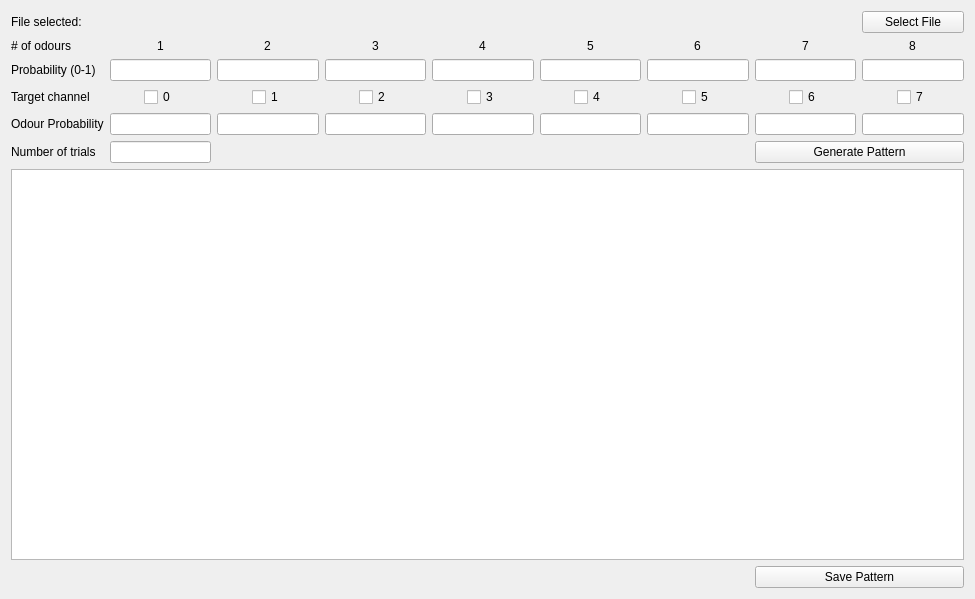
Above: Python/gui/odourwin.ui from yagarwal123/autonomouse before the change. Below: the same form after it.
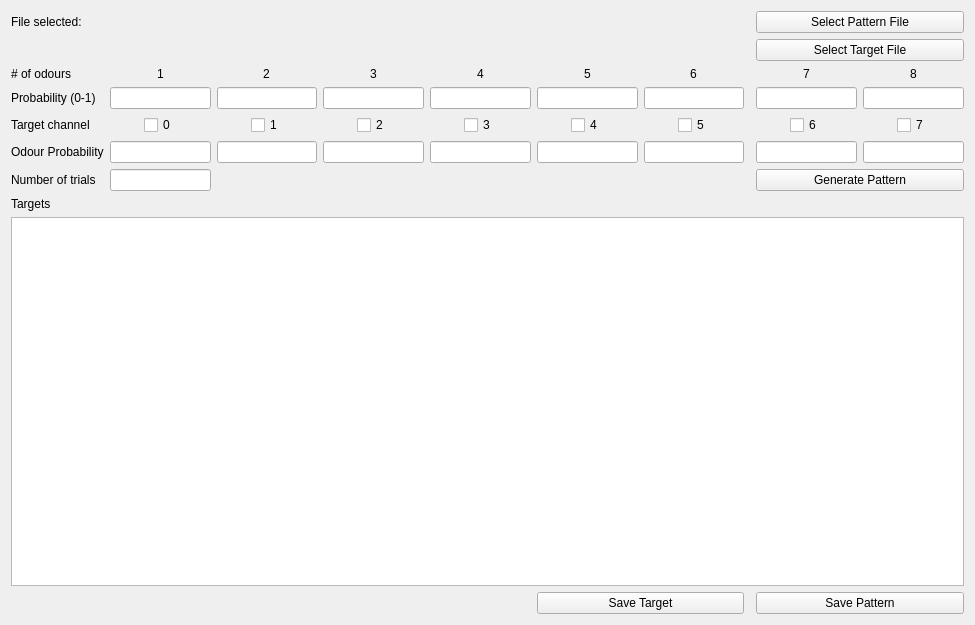
That is the form after the change.

Commit message: debug odour delivery, new unclear bugs to test

```diff
--- a/Python/gui/odourwin.ui
+++ b/Python/gui/odourwin.ui
@@ -7,250 +7,285 @@
     <x>0</x>
     <y>0</y>
     <width>975</width>
-    <height>599</height>
+    <height>625</height>
    </rect>
   </property>
   <property name="windowTitle">
    <string>Form</string>
   </property>
   <layout class="QGridLayout" name="gridLayout_3">
-   <item row="3" column="0">
-    <widget class="QLabel" name="label_27">
+   <item row="7" column="0">
+    <widget class="QLabel" name="label_2">
      <property name="text">
-      <string>Target channel</string>
+      <string>Number of trials</string>
      </property>
     </widget>
    </item>
-   <item row="2" column="8">
-    <widget class="QLineEdit" name="p8"/>
-   </item>
-   <item row="1" column="1" alignment="Qt::AlignHCenter">
-    <widget class="QLabel" name="label_14">
+   <item row="3" column="6" alignment="Qt::AlignHCenter">
+    <widget class="QLabel" name="label_13">
      <property name="text">
-      <string>1</string>
+      <string>6</string>
      </property>
     </widget>
    </item>
-   <item row="2" column="6">
-    <widget class="QLineEdit" name="p6"/>
+   <item row="4" column="3">
+    <widget class="QLineEdit" name="p3"/>
    </item>
-   <item row="1" column="4" alignment="Qt::AlignHCenter">
-    <widget class="QLabel" name="label_11">
+   <item row="0" column="0">
+    <widget class="QLabel" name="label">
      <property name="text">
-      <string>4</string>
+      <string>File selected:</string>
      </property>
     </widget>
    </item>
-   <item row="5" column="7" colspan="2">
-    <widget class="QPushButton" name="generateButton">
+   <item row="10" column="8" colspan="2">
+    <widget class="QPushButton" name="saveButton">
      <property name="text">
-      <string>Generate Pattern</string>
+      <string>Save Pattern</string>
      </property>
     </widget>
    </item>
-   <item row="2" column="0">
-    <widget class="QLabel" name="label_17">
-     <property name="text">
-      <string>Probability (0-1)</string>
-     </property>
-    </widget>
+   <item row="7" column="1">
+    <widget class="QLineEdit" name="trialEdit"/>
    </item>
-   <item row="1" column="0">
-    <widget class="QLabel" name="label_5">
-     <property name="text">
-      <string># of odours</string>
-     </property>
-    </widget>
-   </item>
-   <item row="1" column="5" alignment="Qt::AlignHCenter">
-    <widget class="QLabel" name="label_12">
-     <property name="text">
-      <string>5</string>
-     </property>
-    </widget>
-   </item>
-   <item row="4" column="1">
+   <item row="6" column="1">
     <widget class="QLineEdit" name="TP1"/>
    </item>
-   <item row="3" column="7" alignment="Qt::AlignHCenter">
+   <item row="5" column="8" alignment="Qt::AlignHCenter">
     <widget class="QCheckBox" name="checkBox_7">
      <property name="text">
       <string>6</string>
      </property>
     </widget>
    </item>
-   <item row="6" column="0" colspan="9">
-    <layout class="QGridLayout" name="gridLayout_2">
-     <item row="0" column="0">
-      <widget class="QTableView" name="patternEdit"/>
-     </item>
-    </layout>
-   </item>
-   <item row="4" column="2">
+   <item row="6" column="2">
     <widget class="QLineEdit" name="TP2"/>
    </item>
-   <item row="4" column="5">
-    <widget class="QLineEdit" name="TP5"/>
-   </item>
-   <item row="4" column="7">
-    <widget class="QLineEdit" name="TP7"/>
-   </item>
-   <item row="4" column="8">
-    <widget class="QLineEdit" name="TP8"/>
-   </item>
-   <item row="4" column="6">
-    <widget class="QLineEdit" name="TP6"/>
-   </item>
    <item row="3" column="4" alignment="Qt::AlignHCenter">
-    <widget class="QCheckBox" name="checkBox_4">
+    <widget class="QLabel" name="label_11">
      <property name="text">
-      <string>3</string>
+      <string>4</string>
      </property>
     </widget>
    </item>
-   <item row="1" column="2" alignment="Qt::AlignHCenter">
-    <widget class="QLabel" name="label_15">
+   <item row="7" column="8" colspan="2">
+    <widget class="QPushButton" name="generateButton">
      <property name="text">
-      <string>2</string>
+      <string>Generate Pattern</string>
      </property>
     </widget>
    </item>
-   <item row="1" column="7" alignment="Qt::AlignHCenter">
-    <widget class="QLabel" name="label_7">
+   <item row="3" column="1" alignment="Qt::AlignHCenter">
+    <widget class="QLabel" name="label_14">
      <property name="text">
-      <string>7</string>
+      <string>1</string>
      </property>
     </widget>
    </item>
-   <item row="1" column="8" alignment="Qt::AlignHCenter">
-    <widget class="QLabel" name="label_8">
-     <property name="text">
-      <string>8</string>
-     </property>
-    </widget>
+   <item row="4" column="6">
+    <widget class="QLineEdit" name="p6"/>
    </item>
-   <item row="3" column="8" alignment="Qt::AlignHCenter">
+   <item row="6" column="4">
+    <widget class="QLineEdit" name="TP4"/>
+   </item>
+   <item row="5" column="9" alignment="Qt::AlignHCenter">
     <widget class="QCheckBox" name="checkBox_8">
      <property name="text">
       <string>7</string>
      </property>
     </widget>
    </item>
-   <item row="1" column="3" alignment="Qt::AlignHCenter">
+   <item row="3" column="3" alignment="Qt::AlignHCenter">
     <widget class="QLabel" name="label_16">
      <property name="text">
       <string>3</string>
      </property>
     </widget>
    </item>
-   <item row="4" column="3">
+   <item row="6" column="3">
     <widget class="QLineEdit" name="TP3"/>
    </item>
-   <item row="3" column="1" alignment="Qt::AlignHCenter">
+   <item row="5" column="1" alignment="Qt::AlignHCenter">
     <widget class="QCheckBox" name="checkBox">
      <property name="text">
       <string>0</string>
      </property>
     </widget>
    </item>
-   <item row="4" column="4">
-    <widget class="QLineEdit" name="TP4"/>
-   </item>
-   <item row="3" column="6" alignment="Qt::AlignHCenter">
+   <item row="5" column="6" alignment="Qt::AlignHCenter">
     <widget class="QCheckBox" name="checkBox_6">
      <property name="text">
       <string>5</string>
      </property>
     </widget>
    </item>
-   <item row="4" column="0">
+   <item row="6" column="0">
     <widget class="QLabel" name="label_18">
      <property name="text">
       <string>Odour Probability</string>
      </property>
     </widget>
    </item>
-   <item row="0" column="1" colspan="7">
-    <widget class="QLabel" name="fileDisp">
+   <item row="5" column="4" alignment="Qt::AlignHCenter">
+    <widget class="QCheckBox" name="checkBox_4">
      <property name="text">
-      <string/>
+      <string>3</string>
      </property>
     </widget>
    </item>
-   <item row="3" column="5" alignment="Qt::AlignHCenter">
-    <widget class="QCheckBox" name="checkBox_5">
-     <property name="text">
-      <string>4</string>
-     </property>
-    </widget>
+   <item row="6" column="8">
+    <widget class="QLineEdit" name="TP7"/>
    </item>
-   <item row="2" column="5">
-    <widget class="QLineEdit" name="p5"/>
+   <item row="6" column="9">
+    <widget class="QLineEdit" name="TP8"/>
    </item>
-   <item row="2" column="2">
-    <widget class="QLineEdit" name="p2"/>
+   <item row="6" column="6">
+    <widget class="QLineEdit" name="TP6"/>
    </item>
-   <item row="2" column="4">
-    <widget class="QLineEdit" name="p4"/>
+   <item row="6" column="5">
+    <widget class="QLineEdit" name="TP5"/>
+   </item>
+   <item row="3" column="8" alignment="Qt::AlignHCenter">
+    <widget class="QLabel" name="label_7">
+     <property name="text">
+      <string>7</string>
+     </property>
+    </widget>
    </item>
    <item row="3" column="2" alignment="Qt::AlignHCenter">
+    <widget class="QLabel" name="label_15">
+     <property name="text">
+      <string>2</string>
+     </property>
+    </widget>
+   </item>
+   <item row="4" column="8">
+    <widget class="QLineEdit" name="p7"/>
+   </item>
+   <item row="5" column="2" alignment="Qt::AlignHCenter">
     <widget class="QCheckBox" name="checkBox_2">
      <property name="text">
       <string>1</string>
      </property>
     </widget>
    </item>
-   <item row="3" column="3" alignment="Qt::AlignHCenter">
+   <item row="4" column="2">
+    <widget class="QLineEdit" name="p2"/>
+   </item>
+   <item row="5" column="3" alignment="Qt::AlignHCenter">
     <widget class="QCheckBox" name="checkBox_3">
      <property name="text">
       <string>2</string>
      </property>
     </widget>
    </item>
-   <item row="2" column="1">
+   <item row="4" column="4">
+    <widget class="QLineEdit" name="p4"/>
+   </item>
+   <item row="4" column="1">
     <widget class="QLineEdit" name="p1"/>
    </item>
-   <item row="2" column="7">
-    <widget class="QLineEdit" name="p7"/>
+   <item row="5" column="5" alignment="Qt::AlignHCenter">
+    <widget class="QCheckBox" name="checkBox_5">
+     <property name="text">
+      <string>4</string>
+     </property>
+    </widget>
    </item>
-   <item row="2" column="3">
-    <widget class="QLineEdit" name="p3"/>
+   <item row="4" column="5">
+    <widget class="QLineEdit" name="p5"/>
    </item>
-   <item row="0" column="8">
-    <widget class="QPushButton" name="selectFileButton">
+   <item row="3" column="9" alignment="Qt::AlignHCenter">
+    <widget class="QLabel" name="label_8">
      <property name="text">
-      <string>Select File</string>
+      <string>8</string>
      </property>
     </widget>
    </item>
    <item row="5" column="0">
-    <widget class="QLabel" name="label_2">
+    <widget class="QLabel" name="label_27">
      <property name="text">
-      <string>Number of trials</string>
+      <string>Target channel</string>
      </property>
     </widget>
    </item>
-   <item row="0" column="0">
-    <widget class="QLabel" name="label">
+   <item row="4" column="9">
+    <widget class="QLineEdit" name="p8"/>
+   </item>
+   <item row="3" column="0">
+    <widget class="QLabel" name="label_5">
      <property name="text">
-      <string>File selected:</string>
+      <string># of odours</string>
      </property>
     </widget>
    </item>
-   <item row="1" column="6" alignment="Qt::AlignHCenter">
-    <widget class="QLabel" name="label_13">
+   <item row="3" column="5" alignment="Qt::AlignHCenter">
+    <widget class="QLabel" name="label_12">
      <property name="text">
-      <string>6</string>
+      <string>5</string>
      </property>
     </widget>
    </item>
-   <item row="5" column="1">
-    <widget class="QLineEdit" name="trialEdit"/>
+   <item row="4" column="0">
+    <widget class="QLabel" name="label_17">
+     <property name="text">
+      <string>Probability (0-1)</string>
+     </property>
+    </widget>
    </item>
-   <item row="7" column="7" colspan="2">
-    <widget class="QPushButton" name="saveButton">
+   <item row="9" column="0" colspan="10">
+    <layout class="QGridLayout" name="gridLayout_2">
+     <item row="1" column="0">
+      <widget class="QTableView" name="patternEdit"/>
+     </item>
+    </layout>
+   </item>
+   <item row="0" column="8" colspan="2">
+    <widget class="QPushButton" name="selectFileButton">
      <property name="text">
-      <string>Save Pattern</string>
+      <string>Select Pattern File</string>
+     </property>
+    </widget>
+   </item>
+   <item row="1" column="1">
+    <widget class="QLabel" name="targetFileDisp">
+     <property name="text">
+      <string/>
+     </property>
+    </widget>
+   </item>
+   <item row="1" column="8" colspan="2">
+    <widget class="QPushButton" name="selectTargetButton">
+     <property name="text">
+      <string>Select Target File</string>
+     </property>
+    </widget>
+   </item>
+   <item row="0" column="1" colspan="2">
+    <widget class="QLabel" name="fileDisp">
+     <property name="text">
+      <string/>
+     </property>
+    </widget>
+   </item>
+   <item row="8" column="0">
+    <widget class="QLabel" name="label_3">
+     <property name="text">
+      <string>Targets</string>
+     </property>
+    </widget>
+   </item>
+   <item row="10" column="5" colspan="2">
+    <widget class="QPushButton" name="saveTargetButton">
+     <property name="text">
+      <string>Save Target</string>
+     </property>
+    </widget>
+   </item>
+   <item row="8" column="1" colspan="2">
+    <widget class="QLabel" name="targetDisp">
+     <property name="text">
+      <string/>
      </property>
     </widget>
    </item>
```
The commit also changes 5 other files.
